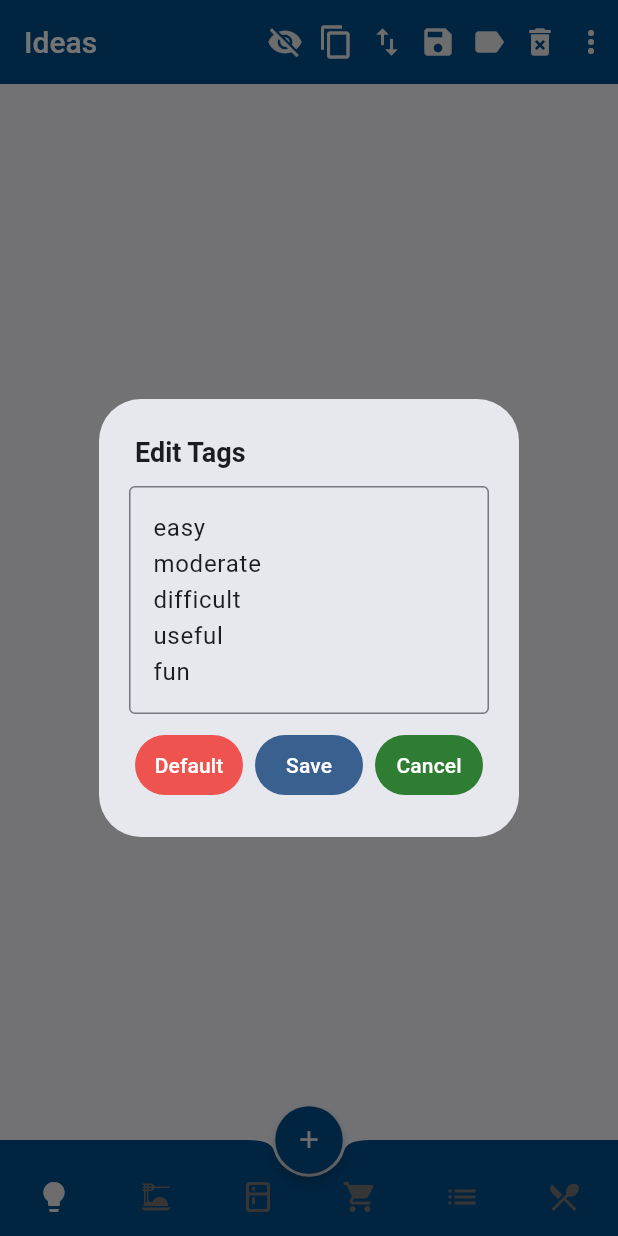
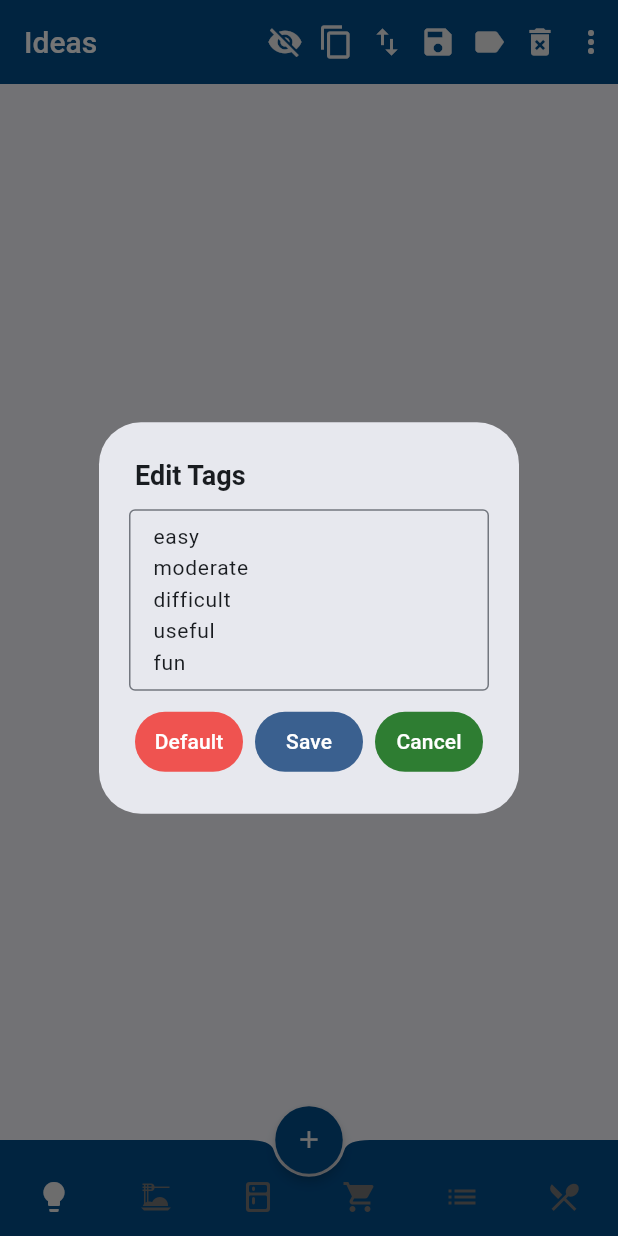
Before and after one commit to AMWen/pantry_app, a Flutter app: the screen it shows after launch, after a tap on the "check box" icon, after a tap on the "label" icon, on a phone screen of 412 x 824 dp. Run offline on Flutter 3.47's test engine with Material 3 defaults, Android fonts, the phone set to English and light mode, and no system bars; our stand-ins replace file_picker, hive, hive_flutter; accounts and stored records are empty.

Commit message:
edit tags dialog style

```diff
--- a/lib/data/widgets/edittagsdialog_widget.dart
+++ b/lib/data/widgets/edittagsdialog_widget.dart
@@ -45,12 +45,14 @@ class EditTagsDialogState extends State<EditTagsDialog> {
       contentPadding: alertPadding,
       title: Text('Edit Tags', style: TextStyles.dialogTitle),
       content: TextField(
+        style: TextStyles.normalText,
         controller: _controller,
         maxLines: null, // Allow multiple lines
         decoration: InputDecoration(
           hintText: 'Enter tags, each on a new line',
           hintStyle: TextStyles.hintText,
           border: OutlineInputBorder(),
+          contentPadding: EdgeInsets.symmetric(vertical: 8, horizontal: 12),
         ),
         keyboardType: TextInputType.multiline,
       ),
```
